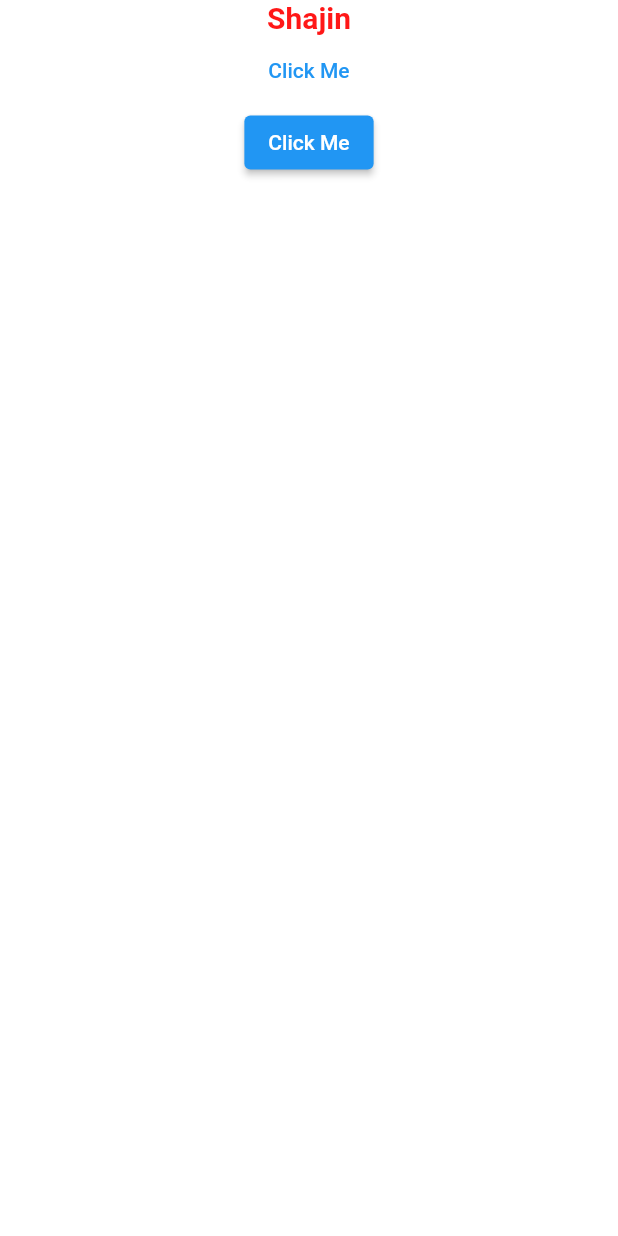
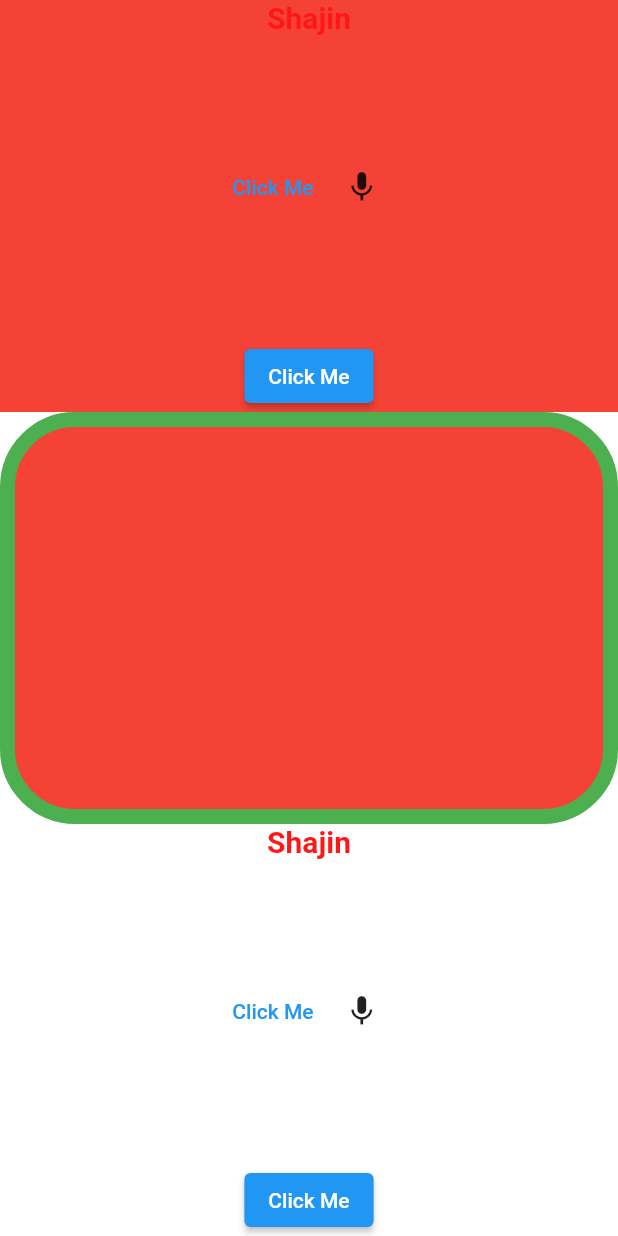
Before and after one commit to mohammedshajin/flutter-basic-project, a Flutter app: the screen it shows after launch, on a phone screen of 412 x 824 dp. Run offline on Flutter 3.47's test engine with Material 2 defaults, Android fonts, the phone set to English and light mode, and no system bars.

Commit message:
container and expanded

```diff
--- a/lib/main.dart
+++ b/lib/main.dart
@@ -28,9 +28,15 @@ class HomeScreen extends StatelessWidget {
     return Scaffold(
       backgroundColor: Colors.white,
       body: SafeArea(
-        child: Container(
+        child: Column(
+          children: [
+            Expanded(
+            child : Container(
+              color: Colors.red,
           width: double.infinity,
           child: Column(
+            mainAxisAlignment:MainAxisAlignment.spaceBetween,
+                crossAxisAlignment: CrossAxisAlignment.center,
             children: [
               Text(
                 "Shajin",
@@ -41,18 +47,81 @@ class HomeScreen extends StatelessWidget {
                   fontWeight: FontWeight.bold,
                 ),
               ),
+              Row(
+                mainAxisAlignment:MainAxisAlignment.center,
+
+                children: [
                   TextButton(
                     onPressed: () {
                       print("Button Clicked");
                     },
-                  child: Text('Click Me'),),
+                    child: Text('Click Me'),
+                  ),
+                  IconButton(
+                      onPressed: () {
+                        print("Button Clicked");
+                      },
+                      icon: Icon(Icons.mic))
+                ],
+              ),
               ElevatedButton(
                 onPressed: () {
                   print("Button Clicked");
                 },
-                  child: Text('Click Me'),)
+                child: Text('Click Me'),
+              )
             ],
           ),
+        ),
+            ),
+            Expanded(child: Container(
+              decoration: BoxDecoration(color: Colors.red, borderRadius: BorderRadius.circular(50), border: Border.all(color: Colors.green, width: 10)),
+            )),
+        Expanded(
+          child: Container(
+            width: double.infinity,
+            child: Column(
+              mainAxisAlignment:MainAxisAlignment.spaceBetween,
+                  crossAxisAlignment: CrossAxisAlignment.center,
+              children: [
+                Text(
+                  "Shajin",
+                  textAlign: TextAlign.right,
+                  style: TextStyle(
+                    color: Color.fromARGB(255, 255, 23, 23),
+                    fontSize: 20,
+                    fontWeight: FontWeight.bold,
+                  ),
+                ),
+                Row(
+                  mainAxisAlignment:MainAxisAlignment.center,
+
+                  children: [
+                    TextButton(
+                      onPressed: () {
+                        print("Button Clicked");
+                      },
+                      child: Text('Click Me'),
+                    ),
+                    IconButton(
+                        onPressed: () {
+                          print("Button Clicked");
+                        },
+                        icon: Icon(Icons.mic))
+                  ],
+                ),
+                ElevatedButton(
+                  onPressed: () {
+                    print("Button Clicked");
+                  },
+                  child: Text('Click Me'),
+                )
+              ],
+            ),
+          ),
+        ),
+
+          ],
         ),
       ),
     );
```
Lines whose indentation alone changed are shown as unchanged.
